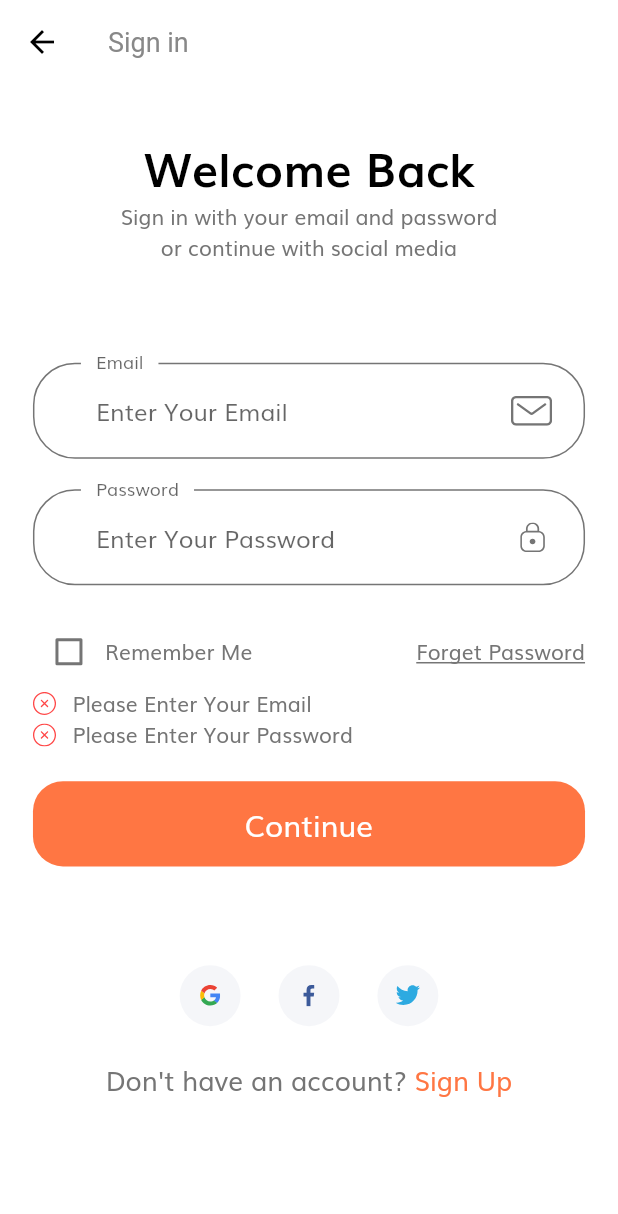
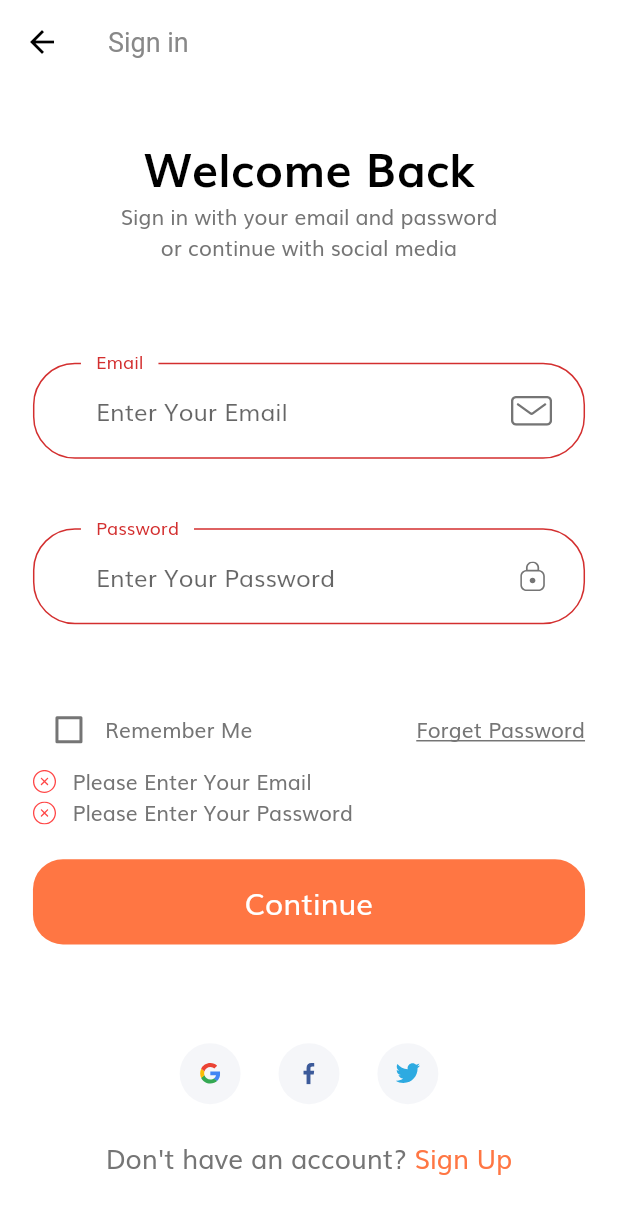
Before and after one commit to mohakmakin721/doon_kart, a Flutter app: the SignInScreen screen opened by its route, after a tap on "Continue", on a phone screen of 412 x 824 dp. Shown: the top 1214 px of the screen. Run offline on Flutter 3.47's test engine with Material 2 defaults, Android fonts, the phone set to English and light mode, and no system bars; our stand-ins replace flutter_svg.

Commit message:
Forgot Password and Login Success Pages Created

```diff
--- /dev/null
+++ b/lib/components/no_account_text.dart
@@ -0,0 +1,33 @@
+import 'package:doon_kart/screens/forgot_password/forgot_password_screen.dart';
+import 'package:flutter/material.dart';
+
+import '../contents.dart';
+import '../size_config.dart';
+
+class NoAccountText extends StatelessWidget {
+  const NoAccountText({
+    Key key,
+  }) : super(key: key);
+
+  @override
+  Widget build(BuildContext context) {
+    return Row(
+      mainAxisAlignment: MainAxisAlignment.center,
+      children: [
+        Text(
+          "Don't have an account? ",
+          style: TextStyle(fontSize: getProportionateScreenWidth(16)),
+        ),
+        GestureDetector(
+          onTap: (){},
+          child: Text(
+            "Sign Up",
+            style: TextStyle(
+                fontSize: getProportionateScreenWidth(16),
+                color: kPrimaryColor),
+          ),
+        ),
+      ],
+    );
+  }
+}
--- a/lib/routs.dart
+++ b/lib/routs.dart
@@ -1,8 +1,12 @@
 import 'file:///D:/Mohak/Android%20Project/doon_kart/lib/screens/splash/splash_screen.dart';
+import 'package:doon_kart/screens/forgot_password/forgot_password_screen.dart';
+import 'package:doon_kart/screens/login_success/login_success_screen.dart';
 import 'package:doon_kart/screens/sign_in/sign_in_screen.dart';
 import 'package:flutter/material.dart';
 
 final Map<String, WidgetBuilder> routes ={
   SplashScreen.routeName: (context) => SplashScreen(),
-  SignInScreen.routeName: (context)=> SignInScreen()
+  SignInScreen.routeName: (context)=> SignInScreen(),
+  ForgotPasswordScreen.routeName: (context)=> ForgotPasswordScreen(),
+  LoginSuccessScreen.routeName: (context)=> LoginSuccessScreen(),
 };
--- a/lib/screens/sign_in/components/body.dart
+++ b/lib/screens/sign_in/components/body.dart
@@ -1,6 +1,8 @@
 import 'package:doon_kart/components/custom_suffix_icon.dart';
 import 'package:doon_kart/components/default_button.dart';
+import 'package:doon_kart/components/no_account_text.dart';
 import 'package:doon_kart/components/social_card.dart';
+import 'package:doon_kart/screens/forgot_password/forgot_password_screen.dart';
 import 'package:doon_kart/screens/sign_in/components/sign_form.dart';
 import 'package:doon_kart/size_config.dart';
 import 'package:flutter/material.dart';
@@ -54,21 +56,7 @@ class Body extends StatelessWidget {
                 ],
               ),
               SizedBox(height: getProportionateScreenWidth(20)),
-              Row(
-                mainAxisAlignment: MainAxisAlignment.center,
-                children: [
-                  Text(
-                    "Don't have an account? ",
-                    style: TextStyle(fontSize: getProportionateScreenWidth(16)),
-                  ),
-                  Text(
-                    "Sign Up",
-                    style: TextStyle(
-                        fontSize: getProportionateScreenWidth(16),
-                        color: kPrimaryColor),
-                  ),
-                ],
-              )
+              NoAccountText()
             ]),
           ),
         ),
--- a/lib/screens/sign_in/components/sign_form.dart
+++ b/lib/screens/sign_in/components/sign_form.dart
@@ -1,5 +1,7 @@
 import 'package:doon_kart/components/custom_suffix_icon.dart';
 import 'package:doon_kart/components/default_button.dart';
+import 'package:doon_kart/screens/forgot_password/forgot_password_screen.dart';
+import 'package:doon_kart/screens/login_success/login_success_screen.dart';
 import 'package:flutter/material.dart';
 
 import '../../../contents.dart';
@@ -15,7 +17,7 @@ class _SignFormState extends State<SignForm> {
   @override
   String email;
   String password;
-  bool remember =false;
+  bool remember = false;
   final _formKey = GlobalKey<FormState>();
   final List<String> errors = [];
 
@@ -34,15 +36,22 @@ class _SignFormState extends State<SignForm> {
             ),
             Row(
               children: [
-                Checkbox(value: remember,
-                    onChanged: (value){
+                Checkbox(
+                    value: remember,
+                    onChanged: (value) {
                       setState(() {
                         remember = value;
                       });
                     }),
                 Text("Remember Me"),
                 Spacer(),
-                Text("Forget Password",style: TextStyle(decoration: TextDecoration.underline),)
+                GestureDetector(
+                  onTap: ()=> Navigator.pushNamed(context, ForgotPasswordScreen.routeName),
+                  child: Text(
+                    "Forget Password",
+                    style: TextStyle(decoration: TextDecoration.underline),
+                  ),
+                )
               ],
             ),
             FormError(errors: errors),
@@ -54,6 +63,8 @@ class _SignFormState extends State<SignForm> {
               press: () {
                 if (_formKey.currentState.validate()) {
                   _formKey.currentState.save();
+                  //if Valid go to success screen
+                  Navigator.pushNamed(context, LoginSuccessScreen.routeName);
                 }
               },
             )
@@ -82,10 +93,12 @@ class _SignFormState extends State<SignForm> {
           setState(() {
             errors.add(kPassNullError);
           });
+          return"";
         } else if (value.length < 8 && !errors.contains(kShortPassError)) {
           setState(() {
             errors.add(kShortPassError);
           });
+          return"";
         }
         return null;
       },
@@ -122,11 +135,13 @@ class _SignFormState extends State<SignForm> {
           setState(() {
             errors.add(kEmailNullError);
           });
+          return"";
         } else if (!emailValidatorRegExp.hasMatch(value) &&
             !errors.contains(kInvalidEmailError)) {
           setState(() {
             errors.add(kInvalidEmailError);
           });
+          return"";
         }
         return null;
       },
```
Also changed, not shown: lib/screens/forgot_password/body.dart (added, +117 -0 lines), lib/screens/forgot_password/forgot_password_screen.dart (added, +17 -0 lines), lib/screens/login_success/components/body.dart (added, +35 -0 lines), lib/screens/login_success/login_success_screen.dart (added, +17 -0 lines).
